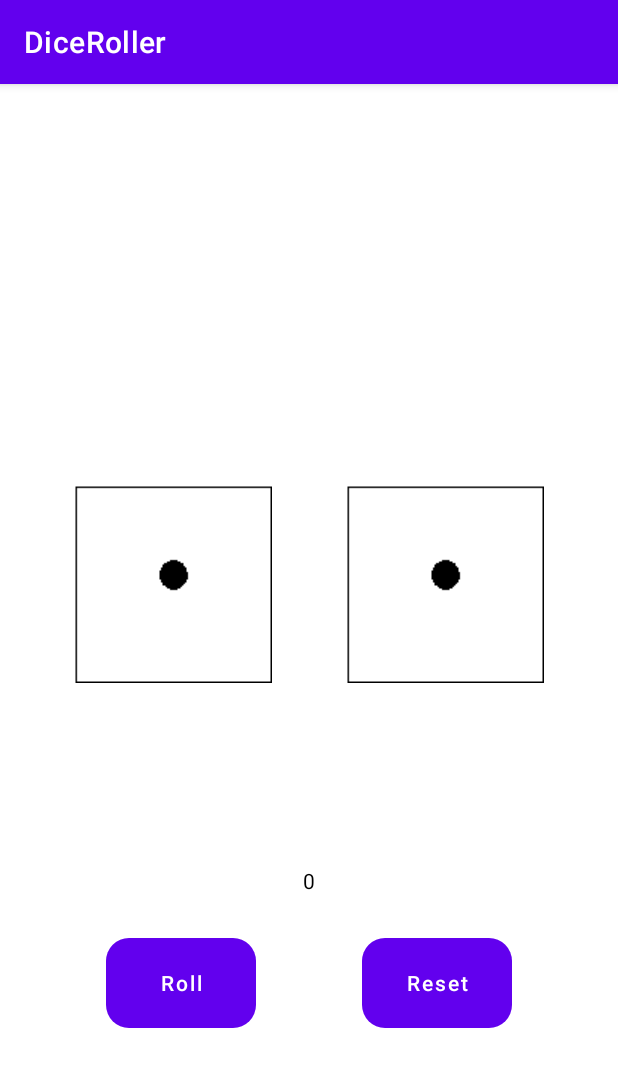
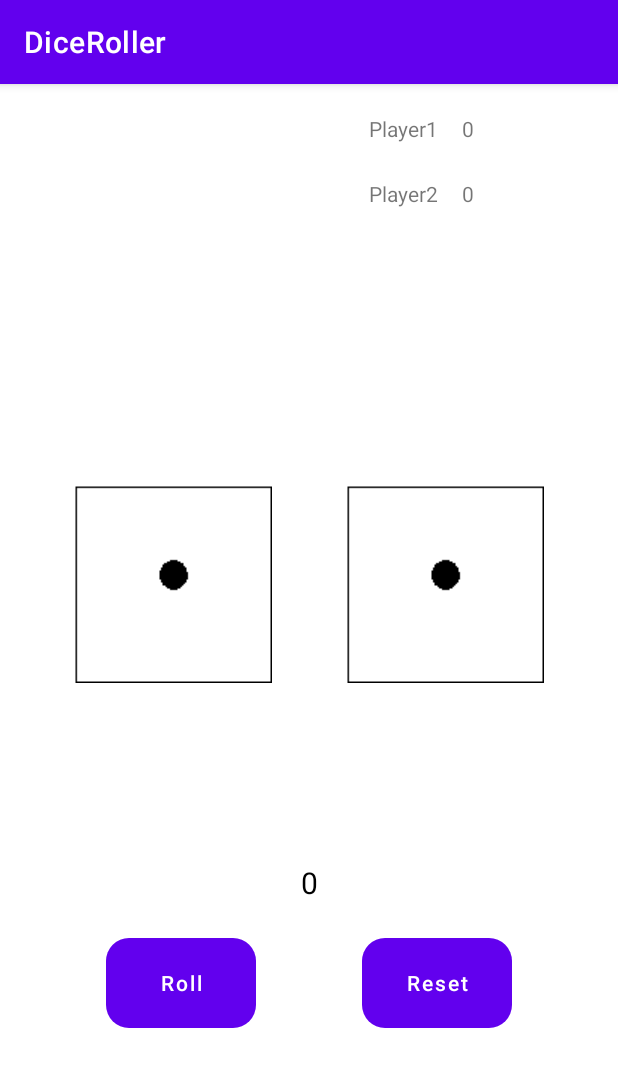
Before and after one commit to Deepbaran/Dice-Roller, an Android app: the screen it shows after launch (MainActivity), after a tap on "Reset", on a phone screen of 412 x 824 dp. Shown: the top 1067 px of the screen. Run offline under Robolectric (Android 15) with nearby library versions, the phone set to English and light mode, and no system bars.

Commit message:
added score tracking for two players

```diff
--- a/app/src/main/java/com/deepbarankar/diceroller/MainActivity.java
+++ b/app/src/main/java/com/deepbarankar/diceroller/MainActivity.java
@@ -14,6 +14,7 @@ import android.widget.Toast;
 public class MainActivity extends AppCompatActivity {
 
     private int score = 0;
+    boolean player1 = true;
 
     @Override
     protected void onCreate(Bundle savedInstanceState) {
@@ -38,6 +39,11 @@ public class MainActivity extends AppCompatActivity {
 
                 Toast.makeText(getApplicationContext(), "Dices and score is reset", Toast.LENGTH_LONG).show();
 
+                player1 = true;
+                TextView score1 = (TextView) findViewById(R.id.score1);
+                score1.setText(String.valueOf(score));
+                TextView score2 = (TextView) findViewById(R.id.score2);
+                score2.setText(String.valueOf(score));
                 setDices("dice1", "dice1");
                 scoreUpdate();
             }
@@ -61,12 +67,21 @@ public class MainActivity extends AppCompatActivity {
              */
 
             Toast.makeText(getApplicationContext(), "Opps! Looks like you got two sixes!!!", Toast.LENGTH_LONG).show();
+            player1 = !player1;
         }
 
         else {
             score += rand1 + rand2;
             d1 = "dice" + rand1;
             d2 = "dice" + rand2;
+        }
+
+        if(player1) {
+            TextView score1 = (TextView) findViewById(R.id.score1);
+            score1.setText(String.valueOf(score));
+        } else {
+            TextView score1 = (TextView) findViewById(R.id.score2);
+            score1.setText(String.valueOf(score));
         }
 
         setDices(d1, d2);
--- a/app/src/main/res/layout/activity_main.xml
+++ b/app/src/main/res/layout/activity_main.xml
@@ -35,40 +35,41 @@
         android:id="@+id/scoreCount"
         android:layout_width="40dp"
         android:layout_height="25dp"
+        android:layout_marginBottom="25dp"
+        android:gravity="center"
         android:text="@string/_0"
         android:textAlignment="center"
-        android:gravity="center"
         android:textColor="@color/black"
+        android:textSize="20sp"
         app:layout_constraintBottom_toTopOf="@id/rollButton"
         app:layout_constraintLeft_toLeftOf="parent"
-        app:layout_constraintRight_toRightOf="parent"
-        android:layout_marginBottom="25dp"/>
+        app:layout_constraintRight_toRightOf="parent" />
 
     <Button
         android:id="@+id/rollButton"
         android:layout_width="100dp"
         android:layout_height="60dp"
+        android:layout_marginBottom="25dp"
+        android:background="@drawable/circular_edge_button"
+        android:text="@string/roll"
+        android:textAllCaps="false"
         app:layout_constraintBottom_toBottomOf="parent"
         app:layout_constraintBottom_toTopOf="@id/bottomLine"
         app:layout_constraintLeft_toLeftOf="parent"
-        app:layout_constraintRight_toLeftOf="@id/resetButton"
-        android:text="@string/roll"
-        android:textAllCaps="false"
-        android:layout_marginBottom="25dp"
-        android:background="@drawable/circular_edge_button"/>
+        app:layout_constraintRight_toLeftOf="@id/resetButton" />
 
     <Button
         android:id="@+id/resetButton"
         android:layout_width="100dp"
         android:layout_height="60dp"
+        android:layout_marginBottom="25dp"
+        android:background="@drawable/circular_edge_button"
+        android:text="@string/reset"
+        android:textAllCaps="false"
         app:layout_constraintBottom_toBottomOf="parent"
         app:layout_constraintBottom_toTopOf="@id/bottomLine"
         app:layout_constraintLeft_toRightOf="@id/rollButton"
-        app:layout_constraintRight_toRightOf="parent"
-        android:text="@string/reset"
-        android:textAllCaps="false"
-        android:layout_marginBottom="25dp"
-        android:background="@drawable/circular_edge_button"/>
+        app:layout_constraintRight_toRightOf="parent" />
 
     <androidx.constraintlayout.widget.Guideline
         android:id="@+id/bottomLine"
@@ -76,4 +77,51 @@
         android:layout_height="wrap_content"
         android:orientation="horizontal"
         app:layout_constraintGuide_begin="655dp" />
+
+    <TextView
+        android:id="@+id/player1"
+        android:layout_width="wrap_content"
+        android:layout_height="wrap_content"
+        android:layout_marginTop="20dp"
+        android:layout_marginEnd="16dp"
+        android:layout_marginRight="16dp"
+        android:text="@string/player1"
+        app:layout_constraintEnd_toStartOf="@+id/score1"
+        app:layout_constraintHorizontal_bias="1.0"
+        app:layout_constraintStart_toStartOf="parent"
+        app:layout_constraintTop_toTopOf="parent" />
+
+    <TextView
+        android:id="@+id/player2"
+        android:layout_width="wrap_content"
+        android:layout_height="wrap_content"
+        android:layout_marginTop="24dp"
+        android:text="@string/player2"
+        app:layout_constraintEnd_toStartOf="@+id/score2"
+        app:layout_constraintHorizontal_bias="0.938"
+        app:layout_constraintStart_toStartOf="parent"
+        app:layout_constraintTop_toBottomOf="@+id/player1" />
+
+    <TextView
+        android:id="@+id/score1"
+        android:layout_width="wrap_content"
+        android:layout_height="wrap_content"
+        android:layout_marginTop="20dp"
+        android:layout_marginEnd="96dp"
+        android:layout_marginRight="96dp"
+        android:text="@string/_0"
+        app:layout_constraintEnd_toEndOf="parent"
+        app:layout_constraintTop_toTopOf="parent" />
+
+    <TextView
+        android:id="@+id/score2"
+        android:layout_width="wrap_content"
+        android:layout_height="wrap_content"
+        android:layout_marginTop="24dp"
+        android:layout_marginEnd="96dp"
+        android:layout_marginRight="100dp"
+        android:text="@string/_0"
+        app:layout_constraintEnd_toEndOf="parent"
+        app:layout_constraintTop_toBottomOf="@+id/score1" />
+
 </androidx.constraintlayout.widget.ConstraintLayout>
--- a/app/src/main/res/values/strings.xml
+++ b/app/src/main/res/values/strings.xml
@@ -3,4 +3,6 @@
     <string name="roll">Roll</string>
     <string name="_0">0</string>
     <string name="reset">Reset</string>
+    <string name="player1">Player1</string>
+    <string name="player2">Player2</string>
 </resources>
```
